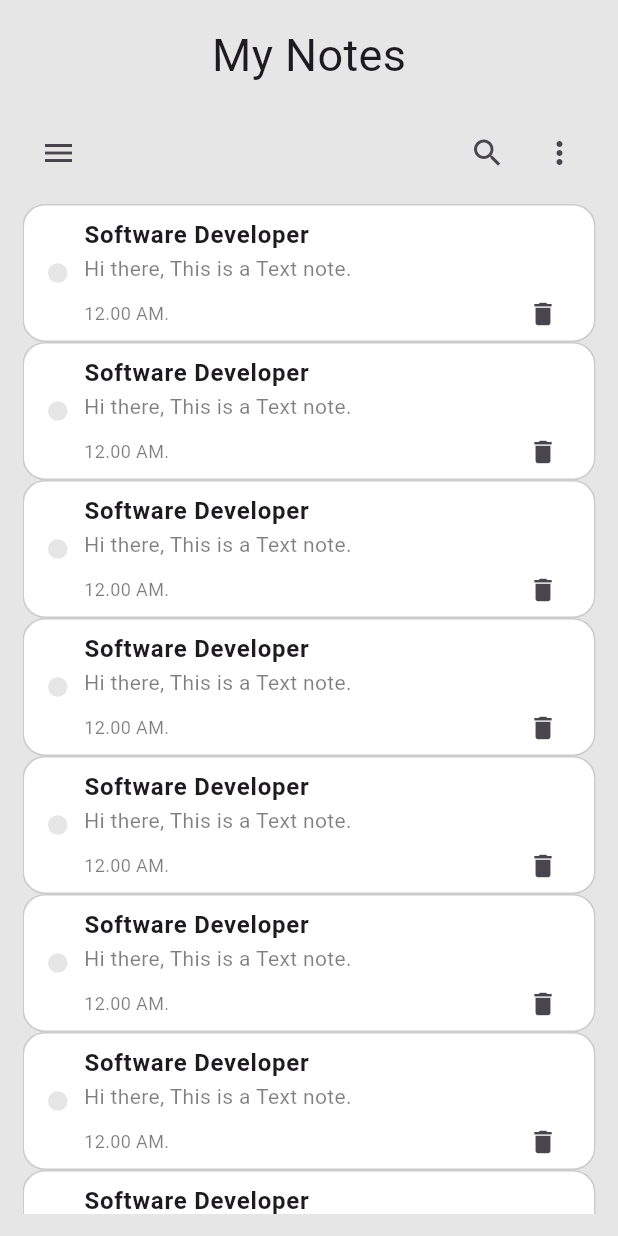
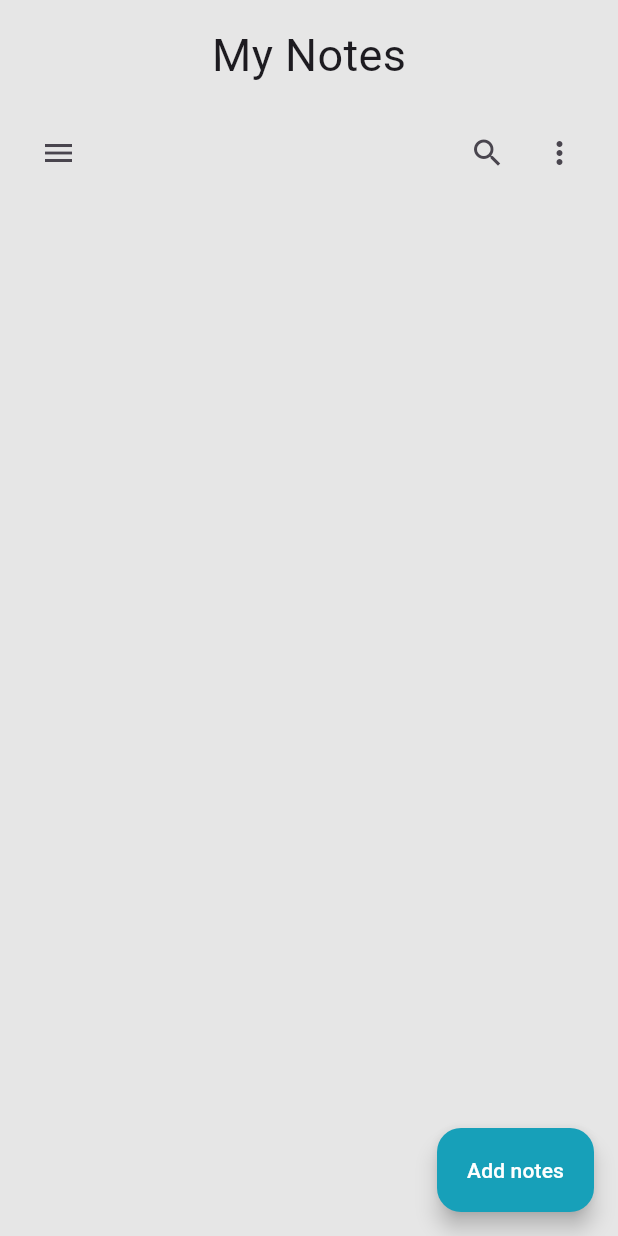
Before and after one commit to shahadat-coder/Notepad-, a Flutter app: the screen it shows after launch, on a phone screen of 412 x 824 dp. Run offline on Flutter 3.47's test engine with Material 3 defaults, Android fonts, the phone set to English and light mode, and no system bars; our stand-ins replace get.

Commit message:
note screen has added

```diff
--- a/lib/Screens/home_screens.dart
+++ b/lib/Screens/home_screens.dart
@@ -1,4 +1,7 @@
 import 'package:flutter/material.dart';
+import 'package:get/get.dart';
+import 'package:note_app/controllers/notes_controller.dart';
+import 'package:note_app/routes/route_names.dart';
 import 'package:note_app/utils/colors.dart';
 import 'package:note_app/widgets/custom_single_notes.dart';
 
@@ -12,6 +15,9 @@ class HomeScreen extends StatefulWidget {
 class _HomeScreenState extends State<HomeScreen> {
   @override
   Widget build(BuildContext context) {
+
+    final controller = Get.put(NotesController());
+
     return Scaffold(
       body: Container(
         color: AppColors.backgroundColors,
@@ -56,11 +62,14 @@ class _HomeScreenState extends State<HomeScreen> {
                       child: Column(
                         children: [
                           ListView.builder(
-                              itemCount: 10,
+                              itemCount: controller.notes.length,
                               shrinkWrap: true,
                               primary: false,
                               itemBuilder: (context, index) {
-                                return const CustomSingleNotes();
+                                return const CustomSingleNotes(
+                                  title: 'Software Developer',
+                                  description: 'Hi there, This is a Text note. this my first note as I have created',
+                                  date: '12.00 AM.',);
                               }),
                         ],
                       ),
@@ -72,6 +81,17 @@ class _HomeScreenState extends State<HomeScreen> {
           ),
         ),
       ),
+      floatingActionButton: FloatingActionButton.extended(
+          backgroundColor: AppColors.primaryColors,
+          onPressed: () {
+            Get.toNamed(RouteNames.noteScreen);
+          },
+          label: const Text('Add notes',
+            style: TextStyle(
+              color: Colors.white
+            ),
+          )),
+
     );
   }
 }
--- /dev/null
+++ b/lib/controllers/notes_controller.dart
@@ -0,0 +1,12 @@
+import 'package:get/get.dart';
+import 'package:note_app/models/notes_model.dart';
+
+class NotesController extends GetxController {
+
+  RxList <NotesModel> notes = <NotesModel> [].obs;
+
+  addNotes (NotesModel noteData){
+    notes.add(noteData);
+    update();
+  }
+}
--- /dev/null
+++ b/lib/models/notes_model.dart
@@ -0,0 +1,12 @@
+class NotesModel {
+  final String title;
+  final String description;
+  final  DateTime createdDate;
+  final  DateTime? updatedDate;
+
+  NotesModel({
+    required this.title,
+    required this.description,
+    required this.createdDate,
+    this.updatedDate});
+}
--- a/lib/utils/colors.dart
+++ b/lib/utils/colors.dart
@@ -1,7 +1,7 @@
 import 'package:flutter/rendering.dart';
 
 class AppColors{
-  static const Color primaryColors = Color(0xFF427CDD);
+  static const Color primaryColors = Color(0xFF17A0B9);
   static const Color backgroundColors = Color(0xFFE6E6E6);
 
 }
--- a/lib/widgets/custom_single_notes.dart
+++ b/lib/widgets/custom_single_notes.dart
@@ -2,11 +2,17 @@ import 'package:flutter/material.dart';
 import 'package:note_app/utils/colors.dart';
 
 class CustomSingleNotes extends StatelessWidget {
-  const CustomSingleNotes({super.key});
+  const CustomSingleNotes({super.key, required this.title, required this.description, required this.date});
+final String title;
+final String description;
+final String date;
 
   @override
   Widget build(BuildContext context) {
     return Container(
+      margin: const EdgeInsets.only(
+        bottom: 10,
+      ),
       decoration: BoxDecoration(
         color: Colors.white,
         borderRadius: BorderRadius.circular(15),
@@ -25,7 +31,7 @@ class CustomSingleNotes extends StatelessWidget {
           ),
         ),
         title: Text(
-          'Software Developer',
+          title,
           style: TextStyle(
             fontSize: 16,
             fontWeight: FontWeight.w600,
@@ -35,7 +41,9 @@ class CustomSingleNotes extends StatelessWidget {
           crossAxisAlignment: CrossAxisAlignment.start,
           children: [
             Text(
-              'Hi there, This is a Text note.',
+              description,
+              maxLines: 1,
+              overflow: TextOverflow.ellipsis,
               style: TextStyle(
                 color: Colors.black.withOpacity(.5),
               ),
@@ -45,7 +53,7 @@ class CustomSingleNotes extends StatelessWidget {
               mainAxisAlignment: MainAxisAlignment.spaceBetween,
               children: [
                 Text(
-                  '12.00 AM.',
+                  date,
                   style: TextStyle(
                     color: Colors.black.withOpacity(.5),
                     fontSize: 12,
```
Also changed, not shown: lib/Screens/note_screen.dart (+46 -1 lines), lib/widgets/custom_button.dart (added, +51 -0 lines).
